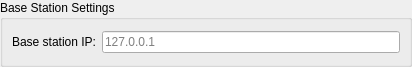
qreal/qreal, file plugins/robots/generators/pioneer/pioneerLuaGenerator/widgets/pioneerAdditionalPreferences.ui: the form before one commit.
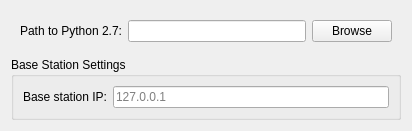
The form after the commit.

Commit message: Made all paths absolute, added the ability to select Python interpreter, added Lua to installer

```diff
--- a/plugins/robots/generators/pioneer/pioneerLuaGenerator/widgets/pioneerAdditionalPreferences.ui
+++ b/plugins/robots/generators/pioneer/pioneerLuaGenerator/widgets/pioneerAdditionalPreferences.ui
@@ -7,39 +7,50 @@
     <x>0</x>
     <y>0</y>
     <width>412</width>
-    <height>67</height>
+    <height>99</height>
    </rect>
   </property>
   <property name="windowTitle">
    <string>Form</string>
   </property>
   <layout class="QVBoxLayout" name="verticalLayout">
-   <property name="leftMargin">
-    <number>0</number>
-   </property>
-   <property name="topMargin">
-    <number>0</number>
-   </property>
-   <property name="rightMargin">
-    <number>0</number>
-   </property>
-   <property name="bottomMargin">
-    <number>0</number>
-   </property>
+   <item>
+    <widget class="QWidget" name="pythonSettingsWidget" native="true">
+     <layout class="QHBoxLayout" name="horizontalLayout">
+      <item>
+       <widget class="QLabel" name="pythonPathLabel">
+        <property name="text">
+         <string>Path to Python 2.7:</string>
+        </property>
+       </widget>
+      </item>
+      <item>
+       <widget class="QLineEdit" name="pythonPathLineEdit"/>
+      </item>
+      <item>
+       <widget class="QPushButton" name="pythonPathBrowseButton">
+        <property name="text">
+         <string>Browse</string>
+        </property>
+       </widget>
+      </item>
+     </layout>
+    </widget>
+   </item>
    <item>
     <widget class="QGroupBox" name="baseStationSettingsGroupBox">
      <property name="title">
       <string>Base Station Settings</string>
      </property>
      <layout class="QGridLayout" name="gridLayout_4">
-      <item row="0" column="0">
+      <item row="1" column="0">
        <widget class="QLabel" name="baseStationIpLabel">
         <property name="text">
          <string>Base station IP:</string>
         </property>
        </widget>
       </item>
-      <item row="0" column="1">
+      <item row="1" column="1">
        <widget class="QLineEdit" name="baseStationIpLineEdit">
         <property name="text">
          <string/>
```
The commit also changes 19 other files.
